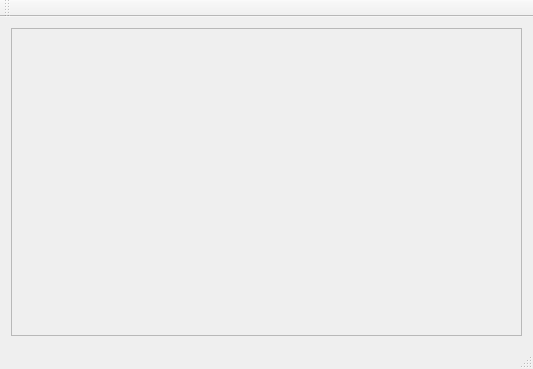
Before: the Qt Designer form application/MainWindow.ui in dben1182/vtk_visualization, drawn with Qt 5.
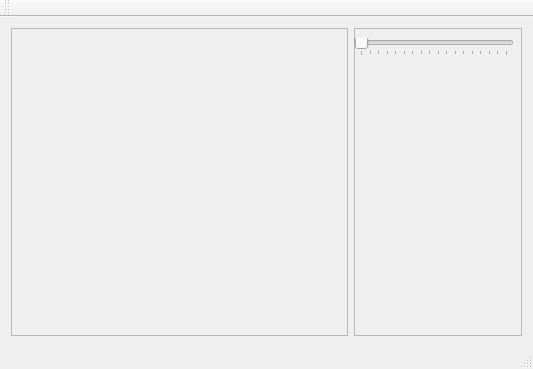
After: the same form once the commit is applied.

Commit message: Added slider for threshold cutoff intensity

```diff
--- a/application/MainWindow.ui
+++ b/application/MainWindow.ui
@@ -14,7 +14,7 @@
    <string>Qt VTK </string>
   </property>
   <widget class="QWidget" name="centralWidget">
-   <layout class="QGridLayout" name="gridLayout">
+   <layout class="QGridLayout" name="gridLayout" columnstretch="2,1">
     <item row="1" column="0">
      <widget class="QFrame" name="frame">
       <property name="frameShape">
@@ -25,6 +25,38 @@
       </property>
      </widget>
     </item>
+    <item row="1" column="1">
+     <widget class="QFrame" name="frame_2">
+      <property name="frameShape">
+       <enum>QFrame::Shape::StyledPanel</enum>
+      </property>
+      <property name="frameShadow">
+       <enum>QFrame::Shadow::Raised</enum>
+      </property>
+      <widget class="QSlider" name="cutoff_threshold_slider">
+       <property name="geometry">
+        <rect>
+         <x>0</x>
+         <y>10</y>
+         <width>160</width>
+         <height>18</height>
+        </rect>
+       </property>
+       <property name="maximum">
+        <number>255</number>
+       </property>
+       <property name="orientation">
+        <enum>Qt::Orientation::Horizontal</enum>
+       </property>
+       <property name="tickPosition">
+        <enum>QSlider::TickPosition::TicksBelow</enum>
+       </property>
+       <property name="tickInterval">
+        <number>15</number>
+       </property>
+      </widget>
+     </widget>
+    </item>
    </layout>
   </widget>
   <widget class="QMenuBar" name="menuBar">
```
Left out of the diff: 2 changed lines with no effect on the pictures. The commit also changes 5 other files.
